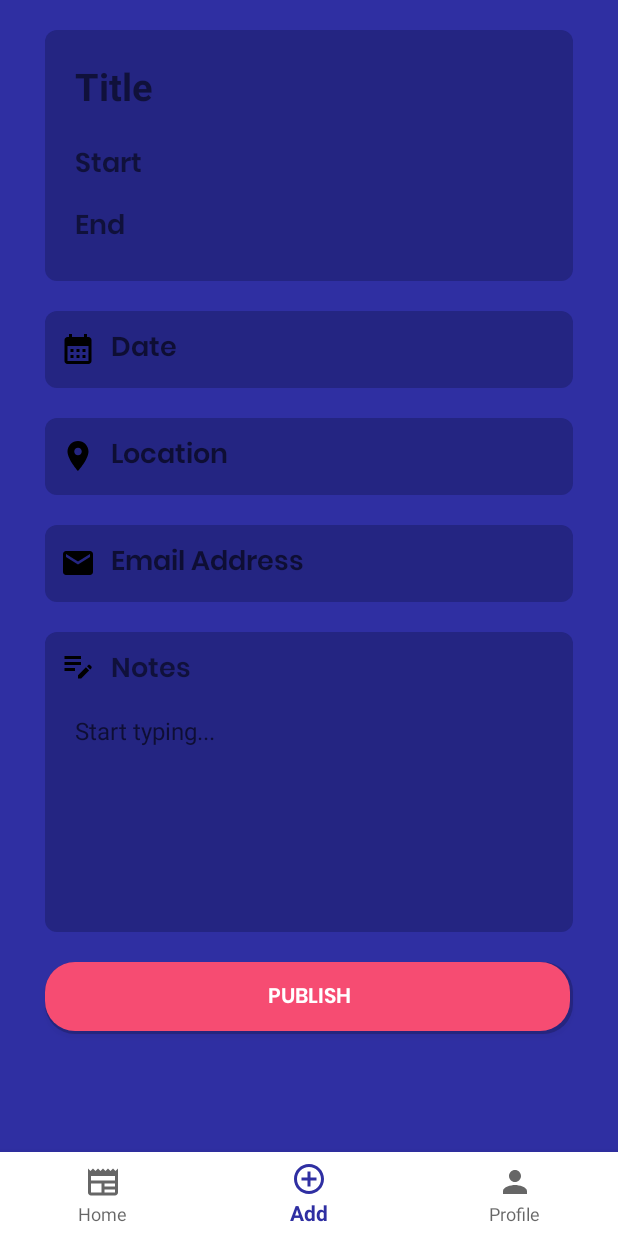
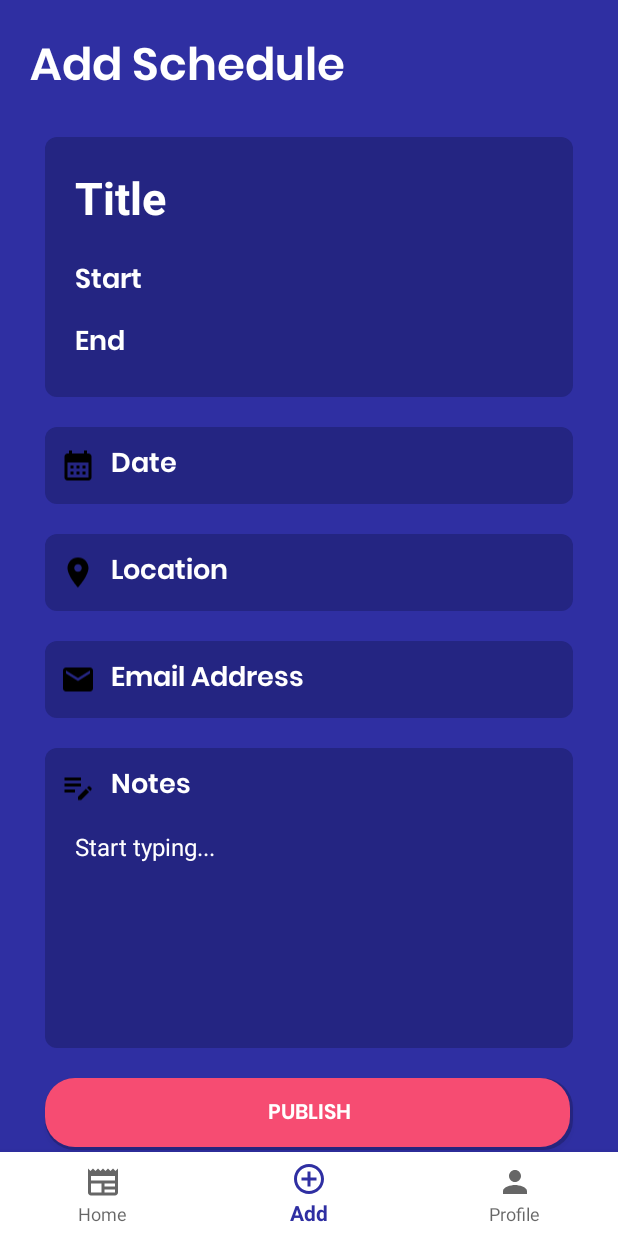
Before and after one commit to gantuangcoc98/TimelinePlus, an Android app: the FragmentHome screen opened directly, with no data from a screen before it, item 2 of the bottom bar chosen, on a phone screen of 412 x 824 dp. Run offline under Robolectric (Android 15) with nearby library versions, the phone set to English and light mode, and no system bars; our stand-ins replace Firebase (no records; nobody signed in at launch, a user with empty details on screens opened directly).

Commit message:
Minimal polish lang sa kay wa mi wifi lods

```diff
--- a/app/src/main/res/layout/activity_main.xml
+++ b/app/src/main/res/layout/activity_main.xml
@@ -61,6 +61,7 @@
         android:hint="Enter Password"
         android:inputType="textPassword"
         android:textColorHint="@color/white"
+        android:textColor="@color/white"
         app:layout_constraintEnd_toEndOf="parent"
         app:layout_constraintStart_toStartOf="parent"
         app:layout_constraintTop_toBottomOf="@+id/email" />
--- a/app/src/main/res/layout/fragment_add_post.xml
+++ b/app/src/main/res/layout/fragment_add_post.xml
@@ -7,8 +7,35 @@
     tools:context=".FragmentAddPost"
     android:background="@color/blue">
 
+    <androidx.constraintlayout.widget.ConstraintLayout
+        android:id="@+id/layoutTopAddSchedule"
+        android:layout_width="match_parent"
+        android:layout_height="wrap_content"
+        app:layout_constraintTop_toTopOf="parent"
+        app:layout_constraintStart_toStartOf="parent"
+        app:layout_constraintEnd_toEndOf="parent"
+        android:layout_marginTop="20dp"
+        android:layout_marginStart="20dp"
+        android:layout_marginEnd="20dp">
+
+        <TextView
+            android:id="@+id/tvProfile"
+            android:layout_width="match_parent"
+            android:layout_height="match_parent"
+            app:layout_constraintTop_toTopOf="parent"
+            app:layout_constraintStart_toStartOf="parent"
+            android:text="Add Schedule"
+            android:textSize="30sp"
+            android:textStyle="bold"
+            android:textColor="@color/white"
+            android:fontFamily="@font/poppins_semibold"
+            />
+
+    </androidx.constraintlayout.widget.ConstraintLayout>
+
     <LinearLayout
         android:id="@+id/layoutTitle"
+        app:layout_constraintTop_toBottomOf="@+id/layoutTopAddSchedule"
         android:layout_width="match_parent"
         android:layout_height="wrap_content"
         android:layout_marginStart="30dp"
@@ -17,40 +44,31 @@
         android:background="@drawable/default_background"
         android:orientation="vertical"
         android:padding="20dp"
-        app:layout_constraintEnd_toEndOf="parent"
-        app:layout_constraintStart_toStartOf="parent"
-        app:layout_constraintTop_toTopOf="parent">
+        app:layout_constraintEnd_toEndOf="parent">
 
         <!-- Edit Text of the Schedule Title-->
         <LinearLayout
             android:layout_width="match_parent"
-            android:layout_height="wrap_content">
+            android:layout_height="wrap_content"
+            android:orientation="horizontal">
 
             <TextView
                 android:layout_width="wrap_content"
                 android:layout_height="wrap_content"
                 android:text="Title"
-                android:textSize="25sp"
-                android:textStyle="bold" />
-
-            <LinearLayout
-                android:layout_width="wrap_content"
-                android:layout_height="wrap_content">
-
-                <View
-                    android:layout_width="0dp"
-                    android:layout_height="0dp"
-                    android:layout_weight="1" />
+                android:textSize="30sp"
+                android:textStyle="bold"
+                android:textColor="@color/white"/>
 
             <EditText
                 android:id="@+id/addPostTitle"
-                    android:layout_width="match_parent"
-                    android:layout_height="wrap_content"
+                android:layout_width="249dp"
+                android:layout_height="match_parent"
                 android:background="@android:color/transparent"
                 android:ems="10"
                 android:inputType="textPersonName"
-                    android:text="" />
-            </LinearLayout>
+                android:text=""
+                android:textColor="@color/white" />
 
         </LinearLayout>
         <!-- End of the Edit Text of the Schedule Title-->
@@ -60,34 +78,26 @@
         <LinearLayout
             android:layout_width="match_parent"
             android:layout_height="wrap_content"
-            android:layout_marginTop="20dp">
+            android:layout_marginTop="20dp"
+            android:orientation="horizontal">
 
             <TextView
-                android:layout_width="wrap_content"
-                android:layout_height="wrap_content"
+                android:layout_width="59dp"
+                android:layout_height="match_parent"
                 android:fontFamily="@font/poppins_semibold"
                 android:text="Start"
+                android:textColor="@color/white"
                 android:textSize="18sp"
                 android:textStyle="bold" />
 
-            <LinearLayout
-                android:layout_width="wrap_content"
-                android:layout_height="wrap_content">
-
-                <View
-                    android:layout_width="0dp"
-                    android:layout_height="0dp"
-                    android:layout_weight="1" />
-
             <EditText
                 android:id="@+id/startTime"
-                    android:layout_width="match_parent"
-                    android:layout_height="wrap_content"
+                android:layout_width="253dp"
+                android:layout_height="match_parent"
                 android:background="@android:color/transparent"
                 android:ems="10"
                 android:inputType="text"
                 android:text="" />
-            </LinearLayout>
 
         </LinearLayout>
         <!-- End of the Edit Text of the Start Date-->
@@ -97,34 +107,27 @@
         <LinearLayout
             android:layout_width="match_parent"
             android:layout_height="wrap_content"
-            android:layout_marginTop="10dp">
+            android:layout_marginTop="10dp"
+            android:orientation="horizontal">
 
             <TextView
-                android:layout_width="wrap_content"
-                android:layout_height="wrap_content"
+                android:layout_width="57dp"
+                android:layout_height="match_parent"
                 android:fontFamily="@font/poppins_semibold"
                 android:text="End"
+                android:textColor="@color/white"
                 android:textSize="18sp"
                 android:textStyle="bold" />
-
-            <LinearLayout
-                android:layout_width="wrap_content"
-                android:layout_height="wrap_content">
-
-                <View
-                    android:layout_width="0dp"
-                    android:layout_height="0dp"
-                    android:layout_weight="1" />
 
                 <EditText
                     android:id="@+id/endTime"
                     android:layout_width="match_parent"
-                    android:layout_height="wrap_content"
+                    android:layout_height="match_parent"
                     android:background="@android:color/transparent"
                     android:ems="10"
                     android:inputType="text"
-                    android:text="" />
-            </LinearLayout>
+                    android:text=""
+                    android:textColor="@color/white"/>
 
         </LinearLayout>
         <!-- End of the Edit Text of the End Date-->
@@ -152,24 +155,26 @@
 
         <LinearLayout
             android:layout_width="match_parent"
-            android:layout_height="match_parent">
+            android:layout_height="match_parent"
+            android:orientation="horizontal">
 
             <ImageView
                 android:layout_width="wrap_content"
-                android:layout_height="wrap_content"
+                android:layout_height="match_parent"
                 android:src="@drawable/date"
                 android:layout_gravity="center"/>
 
             <EditText
                 android:id="@+id/setDate"
-                android:layout_width="wrap_content"
-                android:layout_height="wrap_content"
+                android:layout_width="298dp"
+                android:layout_height="match_parent"
+                android:layout_marginLeft="10dp"
+                android:background="@android:color/transparent"
+                android:fontFamily="@font/poppins_semibold"
                 android:hint="Date"
                 android:inputType="text"
                 android:textSize="18sp"
-                android:fontFamily="@font/poppins_semibold"
-                android:background="@android:color/transparent"
-                android:layout_marginStart="10dp"/>
+                android:textColorHint="@color/white"/>
 
         </LinearLayout>
 
@@ -197,24 +202,26 @@
 
         <LinearLayout
             android:layout_width="match_parent"
-            android:layout_height="match_parent">
+            android:layout_height="match_parent"
+            android:orientation="horizontal">
 
             <ImageView
                 android:layout_width="wrap_content"
-                android:layout_height="wrap_content"
+                android:layout_height="match_parent"
                 android:src="@drawable/baseline_location_on_24"
                 android:layout_gravity="center"/>
 
             <EditText
                 android:id="@+id/setLocation"
-                android:layout_width="wrap_content"
-                android:layout_height="wrap_content"
+                android:layout_width="296dp"
+                android:layout_height="match_parent"
+                android:layout_marginLeft="10dp"
+                android:background="@android:color/transparent"
+                android:fontFamily="@font/poppins_semibold"
                 android:hint="Location"
                 android:inputType="text"
-                android:textSize="18sp"
-                android:fontFamily="@font/poppins_semibold"
-                android:background="@android:color/transparent"
-                android:layout_marginStart="10dp"/>
+                android:textColorHint="@color/white"
+                android:textSize="18sp" />
 
         </LinearLayout>
 
@@ -241,24 +248,26 @@
 
         <LinearLayout
             android:layout_width="match_parent"
-            android:layout_height="match_parent">
+            android:layout_height="match_parent"
+            android:orientation="horizontal">
 
             <ImageView
                 android:layout_width="wrap_content"
-                android:layout_height="wrap_content"
+                android:layout_height="match_parent"
                 android:src="@drawable/baseline_email_24"
                 android:layout_gravity="center"/>
 
             <EditText
                 android:id="@+id/setEmail"
-                android:layout_width="wrap_content"
-                android:layout_height="wrap_content"
+                android:layout_width="299dp"
+                android:layout_height="match_parent"
+                android:layout_marginStart="10dp"
+                android:background="@android:color/transparent"
+                android:fontFamily="@font/poppins_semibold"
                 android:hint="Email Address"
                 android:inputType="text"
-                android:textSize="18sp"
-                android:fontFamily="@font/poppins_semibold"
-                android:background="@android:color/transparent"
-                android:layout_marginStart="10dp"/>
+                android:textColorHint="@color/white"
+                android:textSize="18sp" />
 
         </LinearLayout>
 
@@ -286,21 +295,23 @@
 
         <LinearLayout
             android:layout_width="match_parent"
-            android:layout_height="wrap_content">
+            android:layout_height="wrap_content"
+            android:orientation="horizontal">
 
             <ImageView
                 android:layout_width="wrap_content"
-                android:layout_height="wrap_content"
+                android:layout_height="match_parent"
                 android:src="@drawable/notes"/>
 
             <TextView
                 android:layout_width="wrap_content"
-                android:layout_height="wrap_content"
+                android:layout_height="match_parent"
                 android:text="Notes"
                 android:textSize="18sp"
                 android:textStyle="bold"
                 android:fontFamily="@font/poppins_semibold"
-                android:layout_marginLeft="10dp"/>
+                android:layout_marginLeft="10dp"
+                android:textColor="@color/white"/>
 
         </LinearLayout>
 
@@ -323,6 +334,7 @@
                 android:gravity="top|start"
                 android:paddingTop="8dp"
                 android:lineSpacingExtra="8dp"
+                android:textColorHint="@color/white"
             />
 
         </LinearLayout>
--- a/app/src/main/res/layout/fragment_home.xml
+++ b/app/src/main/res/layout/fragment_home.xml
@@ -14,7 +14,7 @@
         android:layout_marginStart="25dp"
         android:layout_marginTop="25dp"
         android:text="Activities Near You"
-        android:textSize="20sp"
+        android:textSize="30sp"
         android:textStyle="bold"
         android:textColor="@color/white"
         android:fontFamily="@font/poppins_semibold"
--- a/app/src/main/res/layout/fragment_profile.xml
+++ b/app/src/main/res/layout/fragment_profile.xml
@@ -25,21 +25,11 @@
             app:layout_constraintTop_toTopOf="parent"
             app:layout_constraintStart_toStartOf="parent"
             android:text="Profile"
-            android:textSize="25sp"
+            android:textSize="30sp"
             android:textStyle="bold"
             android:textColor="@color/white"
             android:fontFamily="@font/poppins_semibold"
             />
-
-        <Button
-            android:id="@+id/btnSettings"
-            android:layout_width="40dp"
-            android:layout_height="40dp"
-            app:layout_constraintTop_toTopOf="parent"
-            app:layout_constraintEnd_toEndOf="parent"
-            android:background="@drawable/settings_button"
-            android:text=""
-            android:textColor="@android:color/transparent"/>
 
     </androidx.constraintlayout.widget.ConstraintLayout>
 
@@ -60,36 +50,52 @@
             android:id="@+id/btnSchedule"
             android:layout_width="match_parent"
             android:layout_height="wrap_content"
+            android:background="@drawable/default_background"
+            android:paddingStart="20dp"
             android:text="Schedule"
+            android:textAlignment="textStart"
             android:textAllCaps="false"
-            android:textSize="16sp"
-            android:textAlignment="textStart"
-            android:background="@drawable/default_background"
-            android:paddingStart="20dp"/>
+            android:textColor="@color/white"
+            android:textSize="16sp" />
 
         <Button
             android:id="@+id/btnFriends"
             android:layout_width="match_parent"
             android:layout_height="wrap_content"
             android:layout_marginTop="20dp"
+            android:background="@drawable/default_background"
+            android:paddingStart="20dp"
             android:text="Friends"
+            android:textAlignment="textStart"
             android:textAllCaps="false"
-            android:textSize="16sp"
-            android:textAlignment="textStart"
-            android:background="@drawable/default_background"
-            android:paddingStart="20dp"/>
+            android:textColor="@color/white"
+            android:textSize="16sp" />
 
         <Button
             android:id="@+id/btnGroups"
             android:layout_width="match_parent"
             android:layout_height="wrap_content"
             android:layout_marginTop="20dp"
+            android:background="@drawable/default_background"
+            android:paddingStart="20dp"
             android:text="Groups"
+            android:textAlignment="textStart"
             android:textAllCaps="false"
-            android:textSize="16sp"
+            android:textColor="@color/white"
+            android:textSize="16sp" />
+
+        <Button
+            android:id="@+id/btnSettings"
+            android:layout_width="match_parent"
+            android:layout_height="wrap_content"
+            android:layout_marginTop="20dp"
+            android:background="@drawable/default_background"
+            android:paddingStart="20dp"
+            android:text="Settings"
             android:textAlignment="textStart"
-            android:background="@drawable/default_background"
-            android:paddingStart="20dp"/>
+            android:textAllCaps="false"
+            android:textColor="@color/white"
+            android:textSize="16sp" />
 
     </LinearLayout>
 
--- a/app/src/main/res/layout/register.xml
+++ b/app/src/main/res/layout/register.xml
@@ -100,7 +100,7 @@
         android:ems="10"
         android:fontFamily="@font/poppins_light"
         android:hint="Enter password"
-        android:inputType="textPersonName"
+        android:inputType="textPassword"
         android:textColor="@color/white"
         android:textColorHint="@color/white"
         app:layout_constraintEnd_toEndOf="parent"
@@ -115,7 +115,7 @@
         android:ems="10"
         android:fontFamily="@font/poppins_light"
         android:hint="Confirm password"
-        android:inputType="textPersonName"
+        android:inputType="textPassword"
         android:textColorHint="@color/white"
         android:textColor="@color/white"
         app:layout_constraintEnd_toEndOf="parent"
```
Lines whose indentation alone changed are shown as unchanged.
